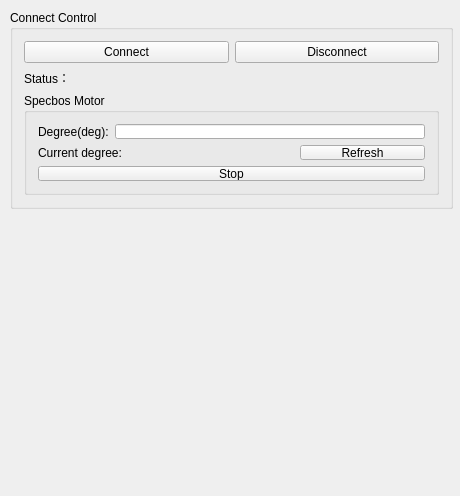
First picture: the form in src/plugins/DUTMotionControl/SpecbosMotionWidget.ui, repository zhuhuan-tech/Q101_heze, before the edit.
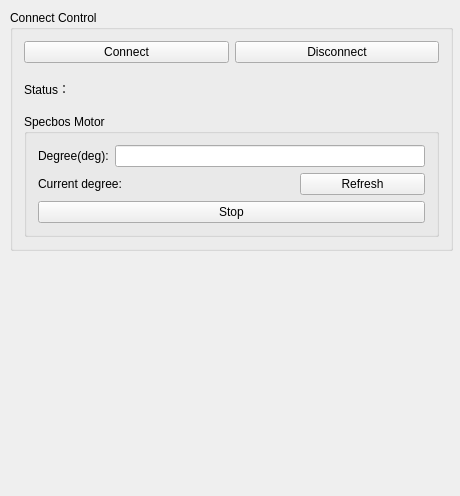
Second picture: the form after the edit.

```diff
--- a/src/plugins/DUTMotionControl/SpecbosMotionWidget.ui
+++ b/src/plugins/DUTMotionControl/SpecbosMotionWidget.ui
@@ -19,7 +19,7 @@
      <x>10</x>
      <y>10</y>
      <width>443</width>
-     <height>199</height>
+     <height>241</height>
     </rect>
    </property>
    <property name="title">
```
